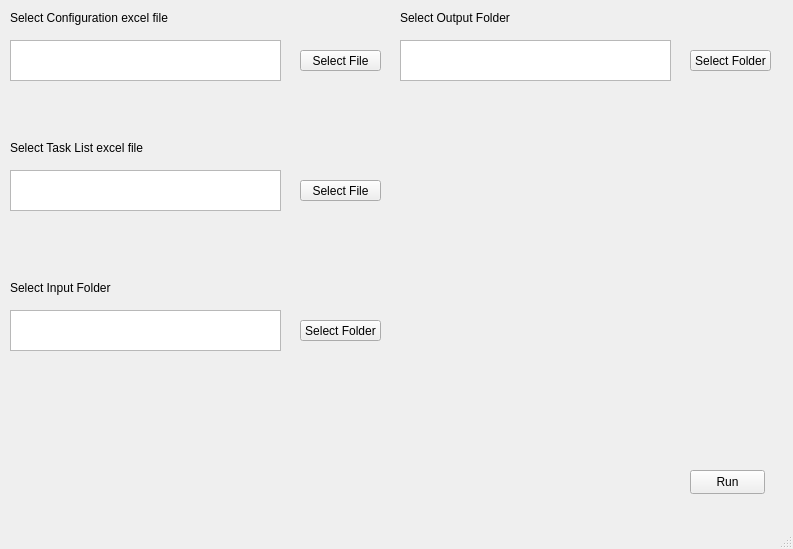
Old version of the form gui/main_window.ui in the repository Unmask06/rotalysis.
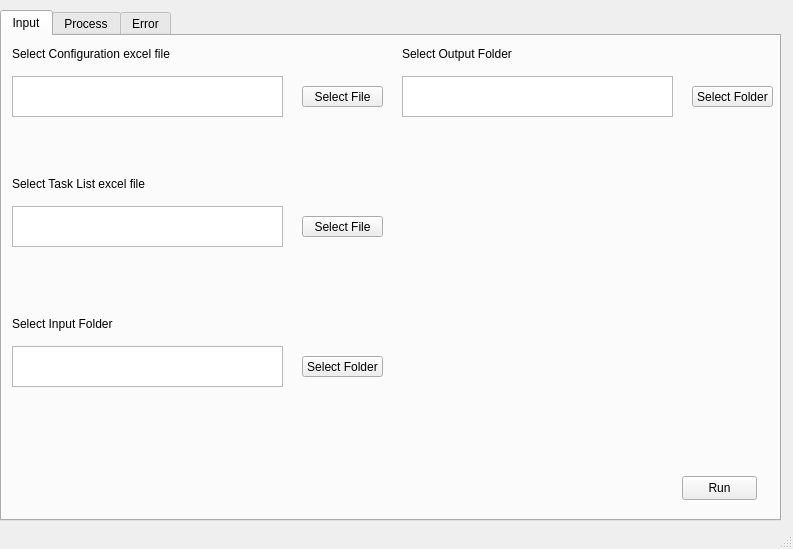
New version of the form. The open tabs and pages were chosen to show the change.

Commit message: [Add] gui tab & progress bar

What changed in the file:
```diff
--- a/gui/main_window.ui
+++ b/gui/main_window.ui
@@ -14,6 +14,22 @@
    <string>MainWindow</string>
   </property>
   <widget class="QWidget" name="centralwidget">
+   <widget class="QTabWidget" name="tabWidget">
+    <property name="geometry">
+     <rect>
+      <x>0</x>
+      <y>10</y>
+      <width>781</width>
+      <height>511</height>
+     </rect>
+    </property>
+    <property name="currentIndex">
+     <number>2</number>
+    </property>
+    <widget class="QWidget" name="tabInput">
+     <attribute name="title">
+      <string>Input</string>
+     </attribute>
    <widget class="QPlainTextEdit" name="tbox_config">
     <property name="geometry">
      <rect>
@@ -24,6 +40,71 @@
      </rect>
     </property>
    </widget>
+     <widget class="QLabel" name="label_4">
+      <property name="geometry">
+       <rect>
+        <x>400</x>
+        <y>10</y>
+        <width>261</width>
+        <height>16</height>
+       </rect>
+      </property>
+      <property name="text">
+       <string>Select Output Folder</string>
+      </property>
+     </widget>
+     <widget class="QPushButton" name="pbInputFolder">
+      <property name="geometry">
+       <rect>
+        <x>300</x>
+        <y>320</y>
+        <width>81</width>
+        <height>21</height>
+       </rect>
+      </property>
+      <property name="text">
+       <string>Select Folder</string>
+      </property>
+     </widget>
+     <widget class="QPushButton" name="pbOutputFolder">
+      <property name="geometry">
+       <rect>
+        <x>690</x>
+        <y>50</y>
+        <width>81</width>
+        <height>21</height>
+       </rect>
+      </property>
+      <property name="text">
+       <string>Select Folder</string>
+      </property>
+     </widget>
+     <widget class="QPushButton" name="pbConfig">
+      <property name="geometry">
+       <rect>
+        <x>300</x>
+        <y>50</y>
+        <width>81</width>
+        <height>21</height>
+       </rect>
+      </property>
+      <property name="text">
+       <string>Select File</string>
+      </property>
+     </widget>
+     <widget class="QLabel" name="label_2">
+      <property name="geometry">
+       <rect>
+        <x>10</x>
+        <y>140</y>
+        <width>261</width>
+        <height>16</height>
+       </rect>
+      </property>
+      <property name="text">
+       <string>Select Task List excel file</string>
+      </property>
+     </widget>
    <widget class="QLabel" name="label">
     <property name="geometry">
      <rect>
@@ -37,19 +118,6 @@
      <string>Select Configuration excel file</string>
     </property>
    </widget>
-   <widget class="QPushButton" name="pbConfig">
-    <property name="geometry">
-     <rect>
-      <x>300</x>
-      <y>50</y>
-      <width>81</width>
-      <height>21</height>
-     </rect>
-    </property>
-    <property name="text">
-     <string>Select File</string>
-    </property>
-   </widget>
    <widget class="QPlainTextEdit" name="tbox_tasklist">
     <property name="geometry">
      <rect>
@@ -60,6 +128,29 @@
      </rect>
     </property>
    </widget>
+     <widget class="QPlainTextEdit" name="tbox_OutputFolder">
+      <property name="geometry">
+       <rect>
+        <x>400</x>
+        <y>40</y>
+        <width>271</width>
+        <height>41</height>
+       </rect>
+      </property>
+     </widget>
+     <widget class="QLabel" name="label_3">
+      <property name="geometry">
+       <rect>
+        <x>10</x>
+        <y>280</y>
+        <width>261</width>
+        <height>16</height>
+       </rect>
+      </property>
+      <property name="text">
+       <string>Select Input Folder</string>
+      </property>
+     </widget>
    <widget class="QPushButton" name="pbTaskList">
     <property name="geometry">
      <rect>
@@ -73,32 +164,6 @@
      <string>Select File</string>
     </property>
    </widget>
-   <widget class="QLabel" name="label_2">
-    <property name="geometry">
-     <rect>
-      <x>10</x>
-      <y>140</y>
-      <width>261</width>
-      <height>16</height>
-     </rect>
-    </property>
-    <property name="text">
-     <string>Select Task List excel file</string>
-    </property>
-   </widget>
-   <widget class="QPushButton" name="pbInputFolder">
-    <property name="geometry">
-     <rect>
-      <x>300</x>
-      <y>320</y>
-      <width>81</width>
-      <height>21</height>
-     </rect>
-    </property>
-    <property name="text">
-     <string>Select Folder</string>
-    </property>
-   </widget>
    <widget class="QPlainTextEdit" name="tbox_InputFolder">
     <property name="geometry">
      <rect>
@@ -109,60 +174,11 @@
      </rect>
     </property>
    </widget>
-   <widget class="QLabel" name="label_3">
-    <property name="geometry">
-     <rect>
-      <x>10</x>
-      <y>280</y>
-      <width>261</width>
-      <height>16</height>
-     </rect>
-    </property>
-    <property name="text">
-     <string>Select Input Folder</string>
-    </property>
-   </widget>
-   <widget class="QPlainTextEdit" name="tbox_OutputFolder">
-    <property name="geometry">
-     <rect>
-      <x>400</x>
-      <y>40</y>
-      <width>271</width>
-      <height>41</height>
-     </rect>
-    </property>
-   </widget>
-   <widget class="QLabel" name="label_4">
-    <property name="geometry">
-     <rect>
-      <x>400</x>
-      <y>10</y>
-      <width>261</width>
-      <height>16</height>
-     </rect>
-    </property>
-    <property name="text">
-     <string>Select Output Folder</string>
-    </property>
-   </widget>
-   <widget class="QPushButton" name="pbOutputFolder">
-    <property name="geometry">
-     <rect>
-      <x>690</x>
-      <y>50</y>
-      <width>81</width>
-      <height>21</height>
-     </rect>
-    </property>
-    <property name="text">
-     <string>Select Folder</string>
-    </property>
-   </widget>
    <widget class="QPushButton" name="pbRun">
     <property name="geometry">
      <rect>
-      <x>690</x>
-      <y>470</y>
+        <x>680</x>
+        <y>440</y>
       <width>75</width>
       <height>24</height>
      </rect>
@@ -170,6 +186,44 @@
     <property name="text">
      <string>Run</string>
     </property>
+     </widget>
+    </widget>
+    <widget class="QWidget" name="tabProcess">
+     <attribute name="title">
+      <string>Process</string>
+     </attribute>
+     <widget class="QProgressBar" name="ProgressBar">
+      <property name="geometry">
+       <rect>
+        <x>130</x>
+        <y>120</y>
+        <width>261</width>
+        <height>31</height>
+       </rect>
+      </property>
+      <property name="value">
+       <number>24</number>
+      </property>
+     </widget>
+    </widget>
+    <widget class="QWidget" name="tabError">
+     <attribute name="title">
+      <string>Error</string>
+     </attribute>
+     <widget class="QLabel" name="lbOutput">
+      <property name="geometry">
+       <rect>
+        <x>210</x>
+        <y>160</y>
+        <width>411</width>
+        <height>251</height>
+       </rect>
+      </property>
+      <property name="text">
+       <string>TextLabel</string>
+      </property>
+     </widget>
+    </widget>
    </widget>
   </widget>
   <widget class="QMenuBar" name="menubar">
```
Lines whose indentation alone changed are shown as unchanged. The commit also changes 4 other files.
